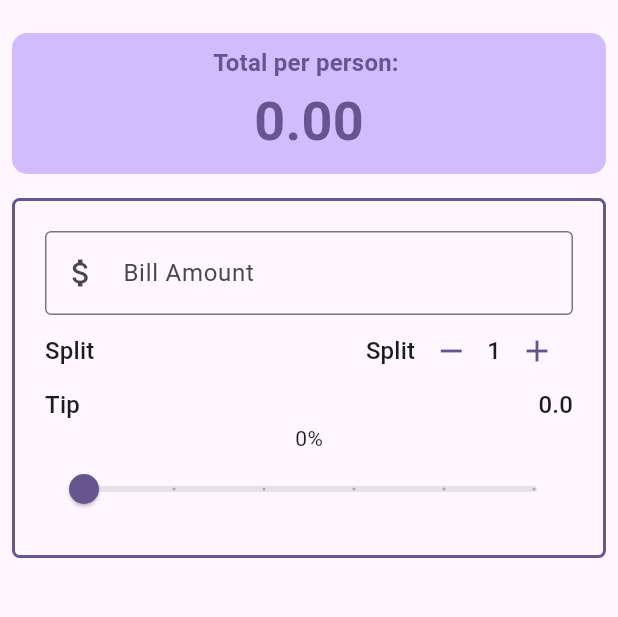
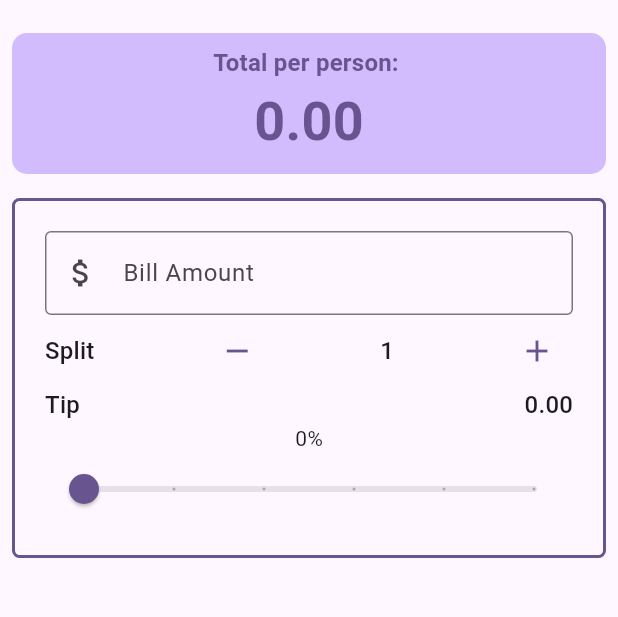
Before and after one commit to enesscakmak/bill-splitter, a Flutter app: the screen it shows after launch, on a phone screen of 412 x 824 dp, the part 63-680 px from its top. Run offline on Flutter 3.47's test engine with Material 3 defaults, Android fonts, the phone set to English and light mode, and no system bars.

Commit message:
Refactor code to extract TipRow widget for reusability

```diff
--- a/lib/main.dart
+++ b/lib/main.dart
@@ -1,6 +1,7 @@
 import 'package:flutter/material.dart';
 import 'package:utip/widgets/bill_amount_field.dart';
 import 'package:utip/widgets/person_counter.dart';
+import 'package:utip/widgets/tip_row.dart';
 import 'package:utip/widgets/tip_slider.dart';
 import 'package:utip/widgets/total_per_person.dart';
 
@@ -95,34 +96,13 @@ class _UTipState extends State<UTip> {
                       },
                     ),
                     //Split Bill Area
-                    Row(
-                      mainAxisAlignment: MainAxisAlignment.spaceBetween,
-                      children: [
-                        Text(
-                          "Split",
-                          style: theme.textTheme.titleMedium,
-                        ),
-                        PersonCounter(
-                            theme: theme,
-                            personCount: _personCount,
-                            onIncrement: increment,
-                            onDecrement: decrement),
-                      ],
-                    ),
+                    PersonCounter(
+                        theme: theme,
+                        personCount: _personCount,
+                        onIncrement: increment,
+                        onDecrement: decrement),
                     // TİP SECTİON
-                    Row(
-                      mainAxisAlignment: MainAxisAlignment.spaceBetween,
-                      children: [
-                        Text(
-                          "Tip",
-                          style: theme.textTheme.titleMedium,
-                        ),
-                        Text(
-                          "$totalT",
-                          style: theme.textTheme.titleMedium,
-                        )
-                      ],
-                    ),
+                    TipRow(theme: theme, totalT: totalT),
                     // Slider Text
                     Text("${(_tipPercentage * 100).round()}%"),
                     // Tip Slider
--- /dev/null
+++ b/lib/widgets/tip_row.dart
@@ -0,0 +1,29 @@
+import 'package:flutter/material.dart';
+
+class TipRow extends StatelessWidget {
+  const TipRow({
+    super.key,
+    required this.theme,
+    required this.totalT,
+  });
+
+  final ThemeData theme;
+  final double totalT;
+
+  @override
+  Widget build(BuildContext context) {
+    return Row(
+      mainAxisAlignment: MainAxisAlignment.spaceBetween,
+      children: [
+        Text(
+          "Tip",
+          style: theme.textTheme.titleMedium,
+        ),
+        Text(
+          totalT.toStringAsFixed(2),
+          style: theme.textTheme.titleMedium,
+        )
+      ],
+    );
+  }
+}
```
